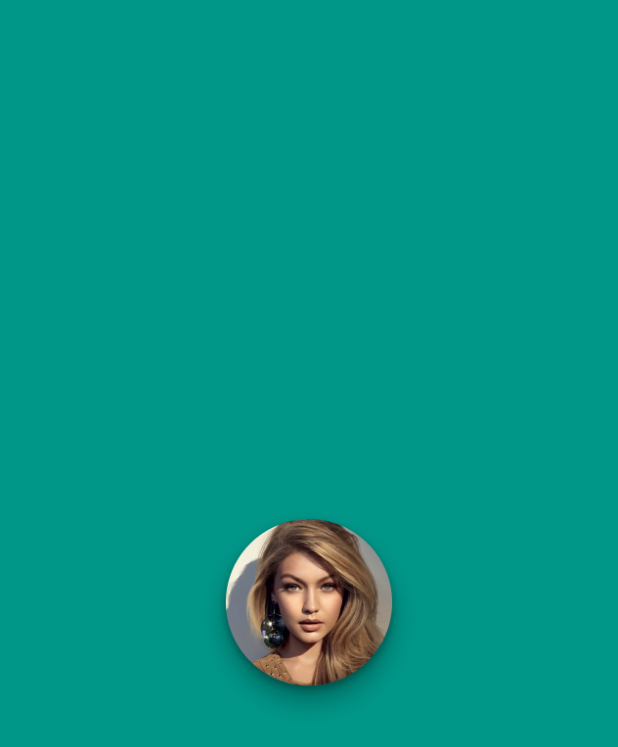
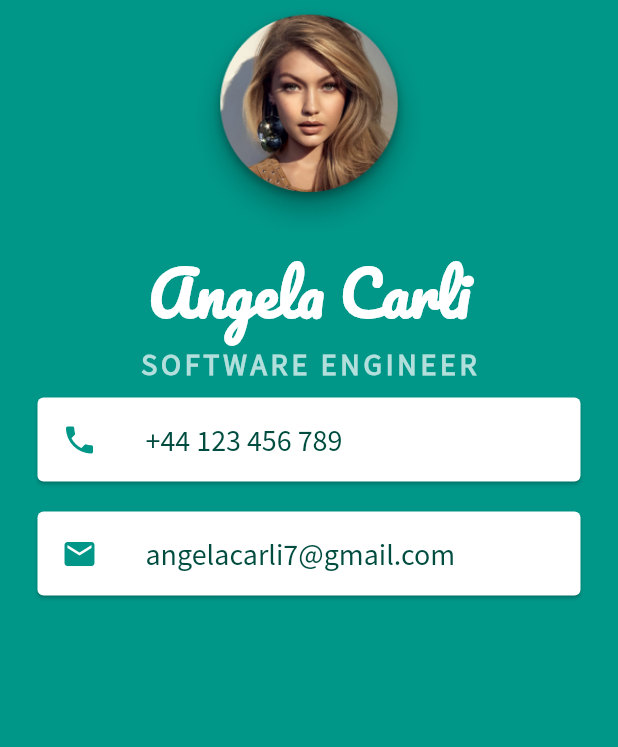
Before and after one commit to rheaacharya77/MiCard, a Flutter app: the screen it shows after launch, on a phone screen of 412 x 824 dp. Shown: the top 747 px of the screen. Run offline on Flutter 3.47's test engine with Material 2 defaults, Android fonts, the phone set to English and light mode, and no system bars.

Commit message:
card widget updated

```diff
--- /dev/null
+++ b/fonts/OFL.txt
@@ -0,0 +1,93 @@
+Copyright 2018 The Pacifico Project Authors (https://github.com/googlefonts/Pacifico)
+
+This Font Software is licensed under the SIL Open Font License, Version 1.1.
+This license is copied below, and is also available with a FAQ at:
+http://scripts.sil.org/OFL
+
+
+-----------------------------------------------------------
+SIL OPEN FONT LICENSE Version 1.1 - 26 February 2007
+-----------------------------------------------------------
+
+PREAMBLE
+The goals of the Open Font License (OFL) are to stimulate worldwide
+development of collaborative font projects, to support the font creation
+efforts of academic and linguistic communities, and to provide a free and
+open framework in which fonts may be shared and improved in partnership
+with others.
+
+The OFL allows the licensed fonts to be used, studied, modified and
+redistributed freely as long as they are not sold by themselves. The
+fonts, including any derivative works, can be bundled, embedded,
+redistributed and/or sold with any software provided that any reserved
+names are not used by derivative works. The fonts and derivatives,
+however, cannot be released under any other type of license. The
+requirement for fonts to remain under this license does not apply
+to any document created using the fonts or their derivatives.
+
+DEFINITIONS
+"Font Software" refers to the set of files released by the Copyright
+Holder(s) under this license and clearly marked as such. This may
+include source files, build scripts and documentation.
+
+"Reserved Font Name" refers to any names specified as such after the
+copyright statement(s).
+
+"Original Version" refers to the collection of Font Software components as
+distributed by the Copyright Holder(s).
+
+"Modified Version" refers to any derivative made by adding to, deleting,
+or substituting -- in part or in whole -- any of the components of the
+Original Version, by changing formats or by porting the Font Software to a
+new environment.
+
+"Author" refers to any designer, engineer, programmer, technical
+writer or other person who contributed to the Font Software.
+
+PERMISSION & CONDITIONS
+Permission is hereby granted, free of charge, to any person obtaining
+a copy of the Font Software, to use, study, copy, merge, embed, modify,
+redistribute, and sell modified and unmodified copies of the Font
+Software, subject to the following conditions:
+
+1) Neither the Font Software nor any of its individual components,
+in Original or Modified Versions, may be sold by itself.
+
+2) Original or Modified Versions of the Font Software may be bundled,
+redistributed and/or sold with any software, provided that each copy
+contains the above copyright notice and this license. These can be
+included either as stand-alone text files, human-readable headers or
+in the appropriate machine-readable metadata fields within text or
+binary files as long as those fields can be easily viewed by the user.
+
+3) No Modified Version of the Font Software may use the Reserved Font
+Name(s) unless explicit written permission is granted by the corresponding
+Copyright Holder. This restriction only applies to the primary font name as
+presented to the users.
+
+4) The name(s) of the Copyright Holder(s) or the Author(s) of the Font
+Software shall not be used to promote, endorse or advertise any
+Modified Version, except to acknowledge the contribution(s) of the
+Copyright Holder(s) and the Author(s) or with their explicit written
+permission.
+
+5) The Font Software, modified or unmodified, in part or in whole,
+must be distributed entirely under this license, and must not be
+distributed under any other license. The requirement for fonts to
+remain under this license does not apply to any document created
+using the Font Software.
+
+TERMINATION
+This license becomes null and void if any of the above conditions are
+not met.
+
+DISCLAIMER
+THE FONT SOFTWARE IS PROVIDED "AS IS", WITHOUT WARRANTY OF ANY KIND,
+EXPRESS OR IMPLIED, INCLUDING BUT NOT LIMITED TO ANY WARRANTIES OF
+MERCHANTABILITY, FITNESS FOR A PARTICULAR PURPOSE AND NONINFRINGEMENT
+OF COPYRIGHT, PATENT, TRADEMARK, OR OTHER RIGHT. IN NO EVENT SHALL THE
+COPYRIGHT HOLDER BE LIABLE FOR ANY CLAIM, DAMAGES OR OTHER LIABILITY,
+INCLUDING ANY GENERAL, SPECIAL, INDIRECT, INCIDENTAL, OR CONSEQUENTIAL
+DAMAGES, WHETHER IN AN ACTION OF CONTRACT, TORT OR OTHERWISE, ARISING
+FROM, OUT OF THE USE OR INABILITY TO USE THE FONT SOFTWARE OR FROM
+OTHER DEALINGS IN THE FONT SOFTWARE.
--- a/lib/main.dart
+++ b/lib/main.dart
@@ -11,18 +11,73 @@ class MyApp extends StatelessWidget {
       home: Scaffold(
         backgroundColor: Colors.teal,
         body: SafeArea(
-            child: Column(
-              mainAxisAlignment: MainAxisAlignment.spaceAround,
-              children: [
+          child: Column(
+            children: [
+              CircleAvatar(
+                radius: 80.0,
+                backgroundColor: Colors.teal,
+                backgroundImage: AssetImage('images/avatar.png'),
+              ),
+              Text(
+                'Angela Carli',
+                style: TextStyle(
+                  fontFamily: 'Pacifico',
+                  fontSize: 40.0,
+                  color: Colors.white,
+                  fontWeight: FontWeight.bold,
+                ),
+              ),
+              Text(
+                'SOFTWARE ENGINEER',
+                style: TextStyle(
+                  fontFamily: 'Source Sans Pro',
+                  fontSize: 20.0,
+                  color: Colors.teal.shade100,
+                  letterSpacing: 2.5,
+                  fontWeight: FontWeight.bold,
+                ),
+              ),
+              Card(
+                color: Colors.white,
+                margin: EdgeInsets.symmetric(
+                  vertical: 10.0,
+                  horizontal: 25.0,
+                ),
+                child: ListTile(
+                  leading: Icon(Icons.phone, color: Colors.teal),
 
-                Center(
-                  child: CircleAvatar(
-                    backgroundColor: Colors.teal,
-                    radius: 75.0,
-                    foregroundImage: AssetImage('images/avatar.png'),
+                  title: Text(
+                    '+44 123 456 789',
+                    style: TextStyle(
+                      fontSize: 20,
+                      color: Colors.teal.shade900,
+                      fontFamily: 'Source Sans Pro',
+                    ),
                   ),
                 ),
-              ],
+              ),
+              Card(
+                color: Colors.white,
+                margin: EdgeInsets.symmetric(
+                  vertical: 10.0,
+                  horizontal: 25.0,
+                ),
+                child: ListTile(
+                  leading: Icon(
+                    Icons.email,
+                    color: Colors.teal,
+                  ),
+                  title: Text(
+                    'angelacarli7@gmail.com',
+                    style: TextStyle(
+                      fontSize: 20,
+                      color: Colors.teal.shade900,
+                      fontFamily: 'Source Sans Pro',
+                    ),
+                  ),
+                ),
+              ),
+            ],
           ),
         ),
       ),
```
Also changed, not shown: pubspec.yaml (+10 -1 lines), fonts/Pacifico-Regular.ttf (added), fonts/SourceSansPro-Regular.ttf (added).
